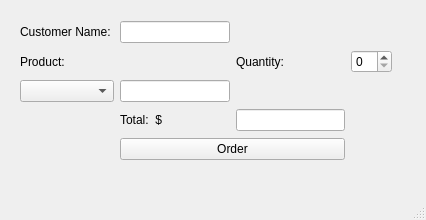
The window that loginscreen/orderwindow.ui (jgrady15/CS1C-Project-1) describes before a commit, drawn with Qt 5.
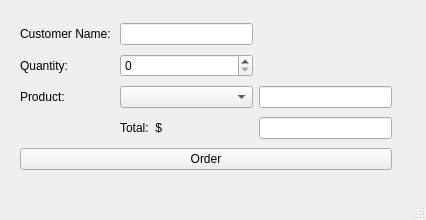
The same window after the commit.

The edit to the form file:
```diff
--- a/loginscreen/orderwindow.ui
+++ b/loginscreen/orderwindow.ui
@@ -20,24 +20,10 @@
       <x>20</x>
       <y>20</y>
       <width>372</width>
-      <height>141</height>
+      <height>154</height>
      </rect>
     </property>
     <layout class="QGridLayout" name="gridLayout">
-     <item row="5" column="2">
-      <widget class="QLineEdit" name="totalLine">
-       <property name="readOnly">
-        <bool>true</bool>
-       </property>
-      </widget>
-     </item>
-     <item row="2" column="0">
-      <widget class="QLabel" name="productLabel">
-       <property name="text">
-        <string>Product:</string>
-       </property>
-      </widget>
-     </item>
      <item row="5" column="1">
       <widget class="QLabel" name="totalLabel">
        <property name="text">
@@ -45,17 +31,10 @@
        </property>
       </widget>
      </item>
-     <item row="2" column="2">
-      <widget class="QLabel" name="qtyLabel">
-       <property name="text">
-        <string>Quantity: </string>
-       </property>
-      </widget>
-     </item>
-     <item row="7" column="1" colspan="2">
-      <widget class="QPushButton" name="orderButton">
-       <property name="text">
-        <string>Order</string>
+     <item row="5" column="2">
+      <widget class="QLineEdit" name="totalLine">
+       <property name="readOnly">
+        <bool>true</bool>
        </property>
       </widget>
      </item>
@@ -66,26 +45,47 @@
        </property>
       </widget>
      </item>
-     <item row="2" column="3">
-      <widget class="QSpinBox" name="qtyBox">
-       <property name="maximum">
-        <number>10</number>
-       </property>
-      </widget>
-     </item>
      <item row="0" column="1">
       <widget class="QLineEdit" name="nameLine"/>
      </item>
-     <item row="3" column="0">
-      <widget class="QComboBox" name="menuDrop"/>
-     </item>
-     <item row="3" column="1">
+     <item row="3" column="2">
       <widget class="QLineEdit" name="productLine">
        <property name="readOnly">
         <bool>true</bool>
        </property>
       </widget>
      </item>
+     <item row="3" column="1">
+      <widget class="QComboBox" name="menuDrop"/>
+     </item>
+     <item row="3" column="0">
+      <widget class="QLabel" name="productLabel">
+       <property name="text">
+        <string>Product:</string>
+       </property>
+      </widget>
+     </item>
+     <item row="2" column="0">
+      <widget class="QLabel" name="qtyLabel">
+       <property name="text">
+        <string>Quantity: </string>
+       </property>
+      </widget>
+     </item>
+     <item row="2" column="1">
+      <widget class="QSpinBox" name="qtyBox">
+       <property name="maximum">
+        <number>10</number>
+       </property>
+      </widget>
+     </item>
+     <item row="7" column="0" colspan="3">
+      <widget class="QPushButton" name="orderButton">
+       <property name="text">
+        <string>Order</string>
+       </property>
+      </widget>
+     </item>
     </layout>
    </widget>
   </widget>
```
Left out of the diff: 2 changed lines with no effect on the pictures.
